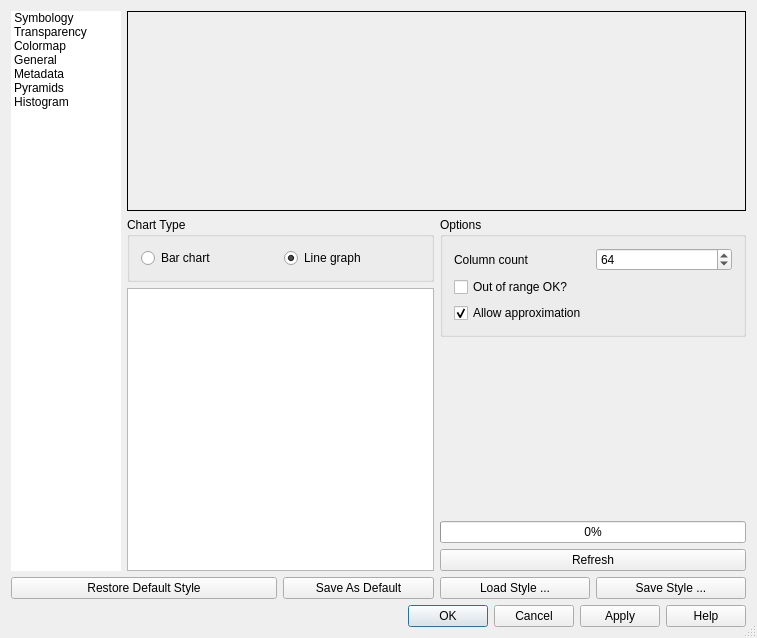
sourcepole/qgis, file qgis/src/ui/qgsrasterlayerpropertiesbase.ui: the form before one commit.
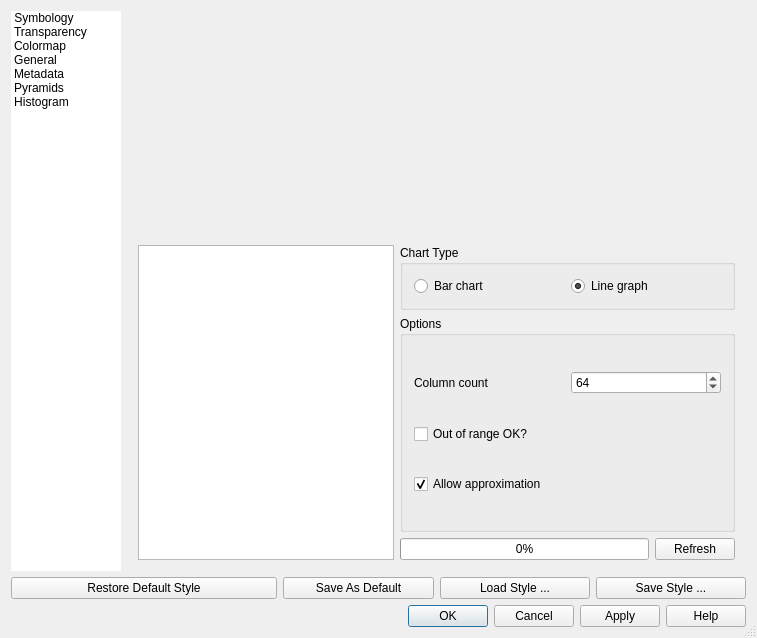
The form after the commit. The open tabs and pages were chosen to show the change. Icons and pictures are not drawn.

Commit message: Use qwt to plot raster rather than my my homegrown charting stuff

```diff
--- a/qgis/src/ui/qgsrasterlayerpropertiesbase.ui
+++ b/qgis/src/ui/qgsrasterlayerpropertiesbase.ui
@@ -1960,42 +1960,24 @@
       </layout>
      </widget>
      <widget class="QWidget" name="tabPageHistogram">
-      <layout class="QGridLayout">
-       <property name="margin">
-        <number>0</number>
-       </property>
-       <item row="0" column="0" colspan="2">
-        <widget class="QLabel" name="pixHistogram">
-         <property name="sizePolicy">
-          <sizepolicy hsizetype="Expanding" vsizetype="Fixed">
-           <horstretch>0</horstretch>
-           <verstretch>0</verstretch>
-          </sizepolicy>
-         </property>
-         <property name="minimumSize">
+      <layout class="QGridLayout" name="gridLayout_4">
+       <item row="0" column="0" colspan="3">
+        <widget class="QWidget" name="mChartWidget" native="true"/>
+       </item>
+       <item row="1" column="0" rowspan="3">
+        <widget class="QListWidget" name="lstHistogramLabels">
+         <property name="maximumSize">
           <size>
-           <width>200</width>
-           <height>200</height>
+           <width>99999</width>
+           <height>32767</height>
           </size>
          </property>
-         <property name="frameShape">
-          <enum>QFrame::Box</enum>
-         </property>
-         <property name="lineWidth">
-          <number>1</number>
-         </property>
-         <property name="scaledContents">
-          <bool>true</bool>
-         </property>
-         <property name="margin">
-          <number>0</number>
-         </property>
-         <property name="indent">
-          <number>-1</number>
+         <property name="selectionMode">
+          <enum>QAbstractItemView::MultiSelection</enum>
          </property>
         </widget>
        </item>
-       <item row="1" column="0">
+       <item row="1" column="1" colspan="2">
         <widget class="QGroupBox" name="grpHistCharType">
          <property name="sizePolicy">
           <sizepolicy hsizetype="Expanding" vsizetype="Fixed">
@@ -2030,7 +2012,7 @@
          </layout>
         </widget>
        </item>
-       <item row="1" column="1" rowspan="2">
+       <item row="2" column="1" colspan="2">
         <widget class="QGroupBox" name="groupBox">
          <property name="title">
           <string>Options</string>
@@ -2079,40 +2061,14 @@
          </layout>
         </widget>
        </item>
-       <item row="2" column="0" rowspan="4">
-        <widget class="QListWidget" name="lstHistogramLabels">
-         <property name="maximumSize">
-          <size>
-           <width>99999</width>
-           <height>32767</height>
-          </size>
-         </property>
-         <property name="selectionMode">
-          <enum>QAbstractItemView::MultiSelection</enum>
-         </property>
-        </widget>
-       </item>
        <item row="3" column="1">
-        <spacer>
-         <property name="orientation">
-          <enum>Qt::Vertical</enum>
-         </property>
-         <property name="sizeHint" stdset="0">
-          <size>
-           <width>20</width>
-           <height>40</height>
-          </size>
-         </property>
-        </spacer>
-       </item>
-       <item row="4" column="1">
         <widget class="QProgressBar" name="mHistogramProgress">
          <property name="value">
           <number>0</number>
          </property>
         </widget>
        </item>
-       <item row="5" column="1">
+       <item row="3" column="2">
         <widget class="QPushButton" name="pbnHistRefresh">
          <property name="text">
           <string>Refresh</string>
```
Left out of the diff: 1 changed line with no effect on the pictures. The commit also changes 1 other file.
